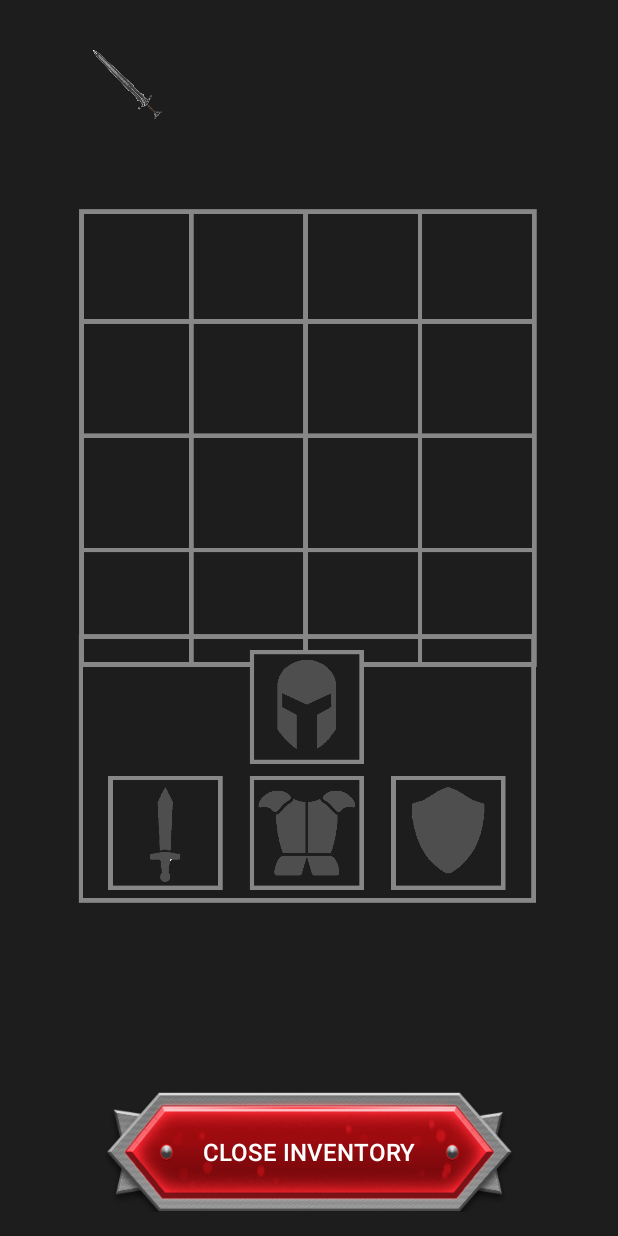
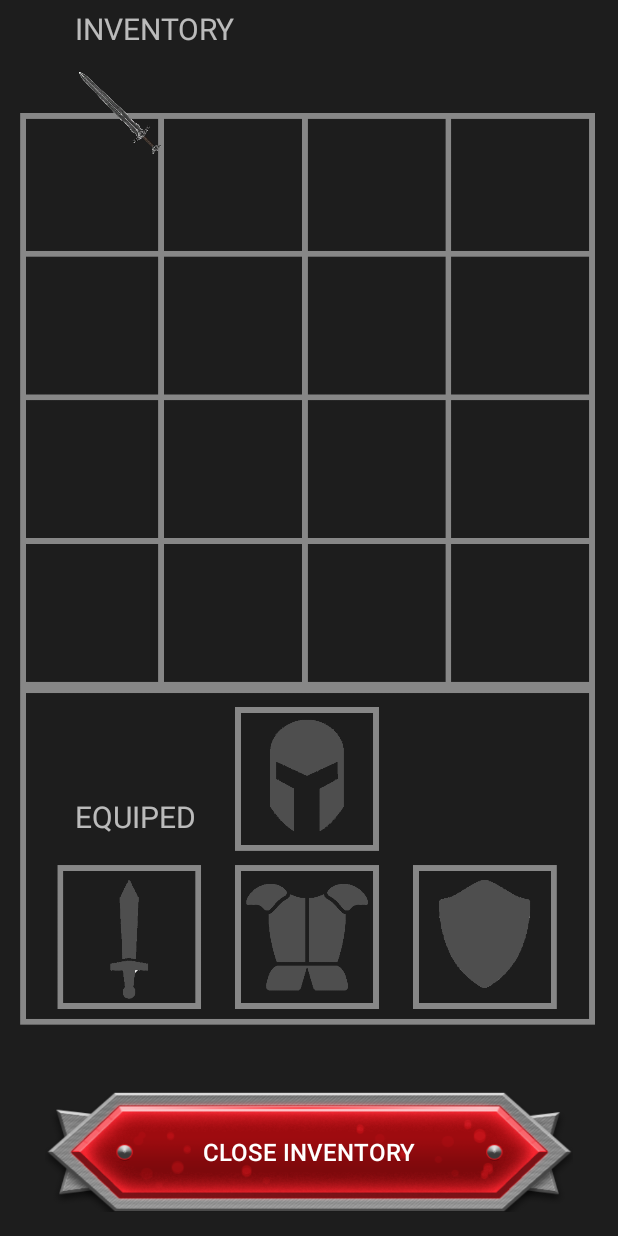
Before and after one commit to kizzlescruff/ClashOnCampus, an Android app: the QuestInventoryActivity screen opened directly, with no data from a screen before it, on a phone screen of 412 x 824 dp. Run offline under Robolectric (Android 15) with nearby library versions, the phone set to English and light mode, and no system bars.

Commit message:
Tidyied up inventory layout

```diff
--- a/app/src/main/res/layout/activity_quest_inventory.xml
+++ b/app/src/main/res/layout/activity_quest_inventory.xml
@@ -6,9 +6,9 @@
     android:layout_width="match_parent"
     android:layout_height="match_parent"
     android:paddingBottom="@dimen/activity_vertical_margin"
-    android:paddingLeft="50dp"
-    android:paddingRight="50dp"
-    android:paddingTop="@dimen/activity_vertical_margin"
+    android:paddingLeft="10dp"
+    android:paddingRight="10dp"
+    android:paddingTop="5dp"
     android:background="@color/bg"
     tools:context="com.example.wilki.clashoncampus.QuestInventoryActivity">
 
@@ -27,35 +27,39 @@
     <ImageView
         android:layout_width="wrap_content"
         android:layout_height="wrap_content"
-        app:srcCompat="@drawable/inv_grid"
-        android:id="@+id/inv_grid"
-        android:layout_marginBottom="159dp"
-        android:layout_above="@+id/backMainMenuBtn"
-        android:layout_alignParentLeft="true"
-        android:layout_alignParentStart="true" />
+        app:srcCompat="@drawable/inv_equip_grid"
+        android:id="@+id/imageView"
+        android:layout_below="@+id/textView8"
+        android:layout_above="@+id/backMainMenuBtn" />
 
     <ImageView
+        android:layout_width="60dp"
+        android:layout_height="60dp"
+        app:srcCompat="@drawable/sword"
+        android:id="@+id/swordImage"
+        android:layout_marginLeft="40dp"
+        android:layout_marginTop="40dp"/>
+
+    <TextView
+        android:text="INVENTORY"
+        android:textSize="20sp"
         android:layout_width="wrap_content"
         android:layout_height="wrap_content"
-        app:srcCompat="@drawable/equip_grid"
-        android:id="@+id/equip_grid"
-        android:layout_marginLeft="0dp"
-        android:layout_marginRight="0dp"
-        android:layout_marginTop="200dp"
+        android:id="@+id/textView8"
         android:layout_alignParentTop="true"
-        android:layout_below="@+id/inv_grid"
-        />
+        android:layout_alignParentLeft="true"
+        android:layout_marginLeft="40dp"/>
 
-
-    <ImageView
-        android:layout_width="50dp"
-        android:layout_height="50dp"
-        app:srcCompat="@drawable/sword"
-        android:layout_marginLeft="10dp"
-        android:layout_marginTop="15dp"
-        android:id="@+id/swordImage"
-
-        />
+    <TextView
+        android:text="EQUIPED"
+        android:textSize="20sp"
+        android:layout_width="wrap_content"
+        android:layout_height="wrap_content"
+        android:id="@+id/textView14"
+        android:layout_marginBottom="170dp"
+        android:layout_above="@+id/backMainMenuBtn"
+        android:layout_alignLeft="@+id/textView8"
+        android:layout_alignStart="@+id/textView8" />
 
 
 </RelativeLayout>
```
Also changed, not shown: app/src/main/res/drawable/inv_equip_grid.png (added).
